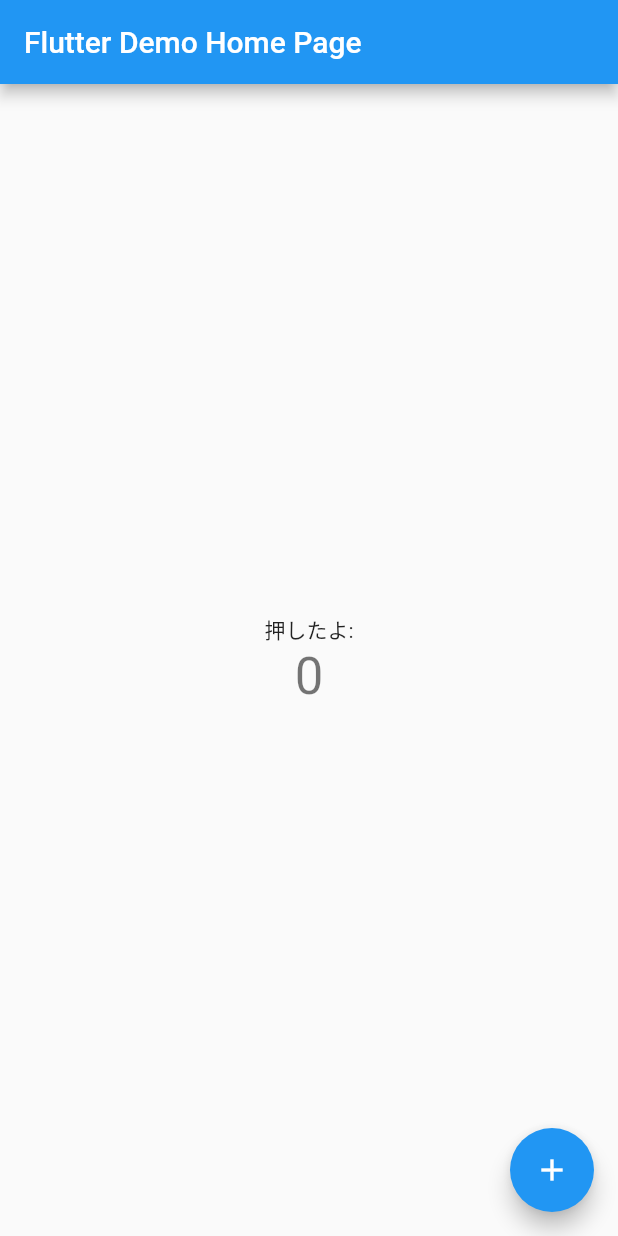
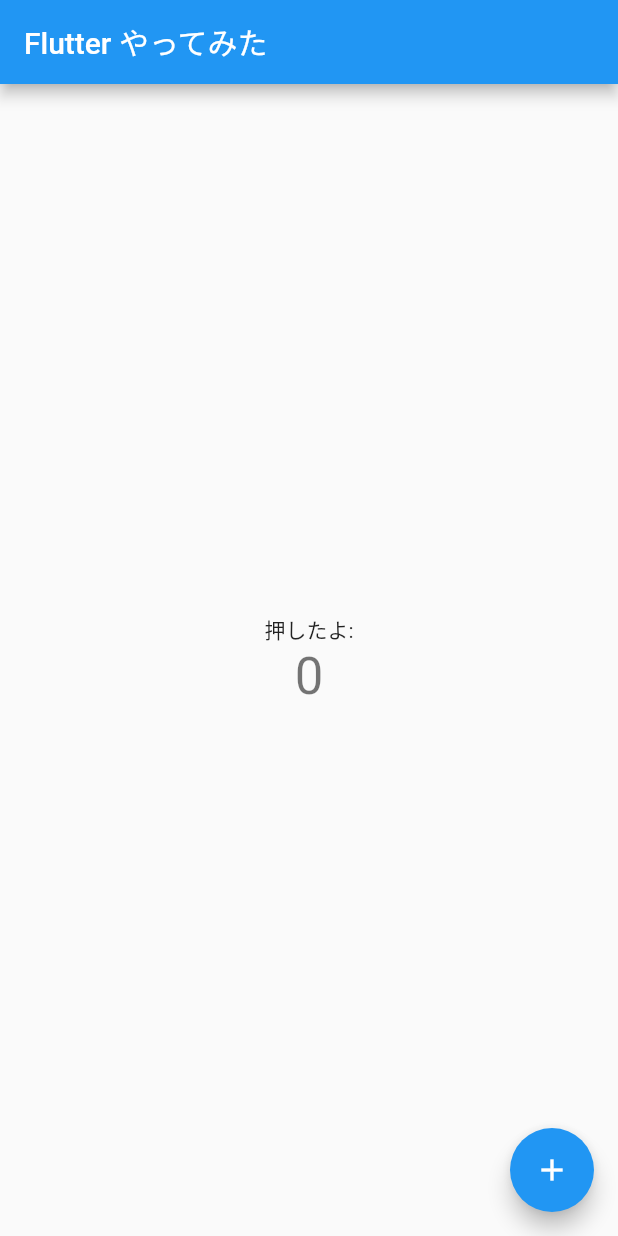
Before and after one commit to ddd503/flutter_app_practice, a Flutter app: the screen it shows after launch, on a phone screen of 412 x 824 dp. Run offline on Flutter 3.47's test engine with Material 2 defaults, Android fonts, the phone set to English and light mode, and no system bars.

Commit message:
understanded comments

```diff
--- a/lib/main.dart
+++ b/lib/main.dart
@@ -9,33 +9,15 @@ class MyApp extends StatelessWidget {
     return MaterialApp(
       title: 'Flutter Demo',
       theme: ThemeData(
-        // This is the theme of your application.
-        //
-        // Try running your application with "flutter run". You'll see the
-        // application has a blue toolbar. Then, without quitting the app, try
-        // changing the primarySwatch below to Colors.green and then invoke
-        // "hot reload" (press "r" in the console where you ran "flutter run",
-        // or simply save your changes to "hot reload" in a Flutter IDE).
-        // Notice that the counter didn't reset back to zero; the application
-        // is not restarted.
         primarySwatch: Colors.blue,
       ),
-      home: MyHomePage(title: 'Flutter Demo Home Page'),
+      home: MyHomePage(title: 'Flutter やってみた'),
     );
   }
 }
 
 class MyHomePage extends StatefulWidget {
   MyHomePage({Key key, this.title}) : super(key: key);
-
-  // This widget is the home page of your application. It is stateful, meaning
-  // that it has a State object (defined below) that contains fields that affect
-  // how it looks.
-
-  // This class is the configuration for the state. It holds the values (in this
-  // case the title) provided by the parent (in this case the App widget) and
-  // used by the build method of the State. Fields in a Widget subclass are
-  // always marked "final".
 
   final String title;
 
@@ -48,47 +30,18 @@ class _MyHomePageState extends State<MyHomePage> {
 
   void _incrementCounter() {
     setState(() {
-      // This call to setState tells the Flutter framework that something has
-      // changed in this State, which causes it to rerun the build method below
-      // so that the display can reflect the updated values. If we changed
-      // _counter without calling setState(), then the build method would not be
-      // called again, and so nothing would appear to happen.
       _counter++;
     });
   }
 
   @override
   Widget build(BuildContext context) {
-    // This method is rerun every time setState is called, for instance as done
-    // by the _incrementCounter method above.
-    //
-    // The Flutter framework has been optimized to make rerunning build methods
-    // fast, so that you can just rebuild anything that needs updating rather
-    // than having to individually change instances of widgets.
     return Scaffold(
       appBar: AppBar(
-        // Here we take the value from the MyHomePage object that was created by
-        // the App.build method, and use it to set our appbar title.
         title: Text(widget.title),
       ),
       body: Center(
-        // Center is a layout widget. It takes a single child and positions it
-        // in the middle of the parent.
         child: Column(
-          // Column is also layout widget. It takes a list of children and
-          // arranges them vertically. By default, it sizes itself to fit its
-          // children horizontally, and tries to be as tall as its parent.
-          //
-          // Invoke "debug painting" (press "p" in the console, choose the
-          // "Toggle Debug Paint" action from the Flutter Inspector in Android
-          // Studio, or the "Toggle Debug Paint" command in Visual Studio Code)
-          // to see the wireframe for each widget.
-          //
-          // Column has various properties to control how it sizes itself and
-          // how it positions its children. Here we use mainAxisAlignment to
-          // center the children vertically; the main axis here is the vertical
-          // axis because Columns are vertical (the cross axis would be
-          // horizontal).
           mainAxisAlignment: MainAxisAlignment.center,
           children: <Widget>[
             Text(
@@ -105,7 +58,7 @@ class _MyHomePageState extends State<MyHomePage> {
         onPressed: _incrementCounter,
         tooltip: 'Increment',
         child: Icon(Icons.add),
-      ), // This trailing comma makes auto-formatting nicer for build methods.
+      ),
     );
   }
 }
```
